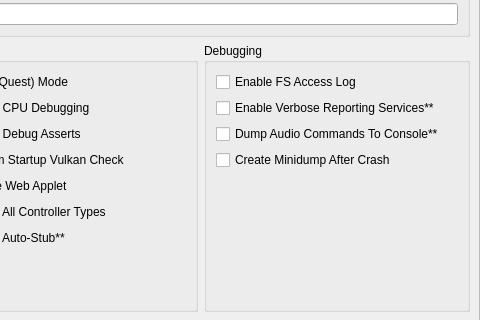
Qt form src/yuzu/configuration/configure_debug.ui (suyu-emu/suyu-v0.0.4) before a commit; both pictures show x 351 to 831 and y 159 to 479 of the 831 by 760 pixel window.
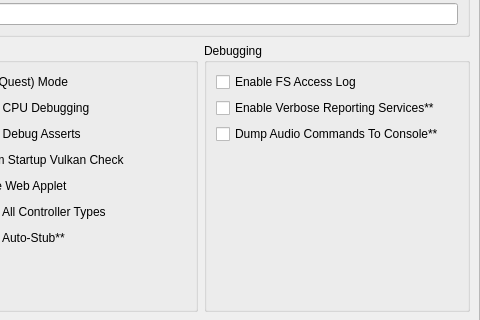
The same form after that commit.

Commit message: qt: implement automatic crash dump support

```diff
--- a/src/yuzu/configuration/configure_debug.ui
+++ b/src/yuzu/configuration/configure_debug.ui
@@ -471,13 +471,6 @@
            </property>
           </widget>
          </item>
-         <item row="4" column="0">
-          <widget class="QCheckBox" name="create_crash_dumps">
-           <property name="text">
-            <string>Create Minidump After Crash</string>
-           </property>
-          </widget>
-         </item>
          <item row="3" column="0">
           <widget class="QCheckBox" name="dump_audio_commands">
            <property name="toolTip">
```
The commit also changes 18 other files.
